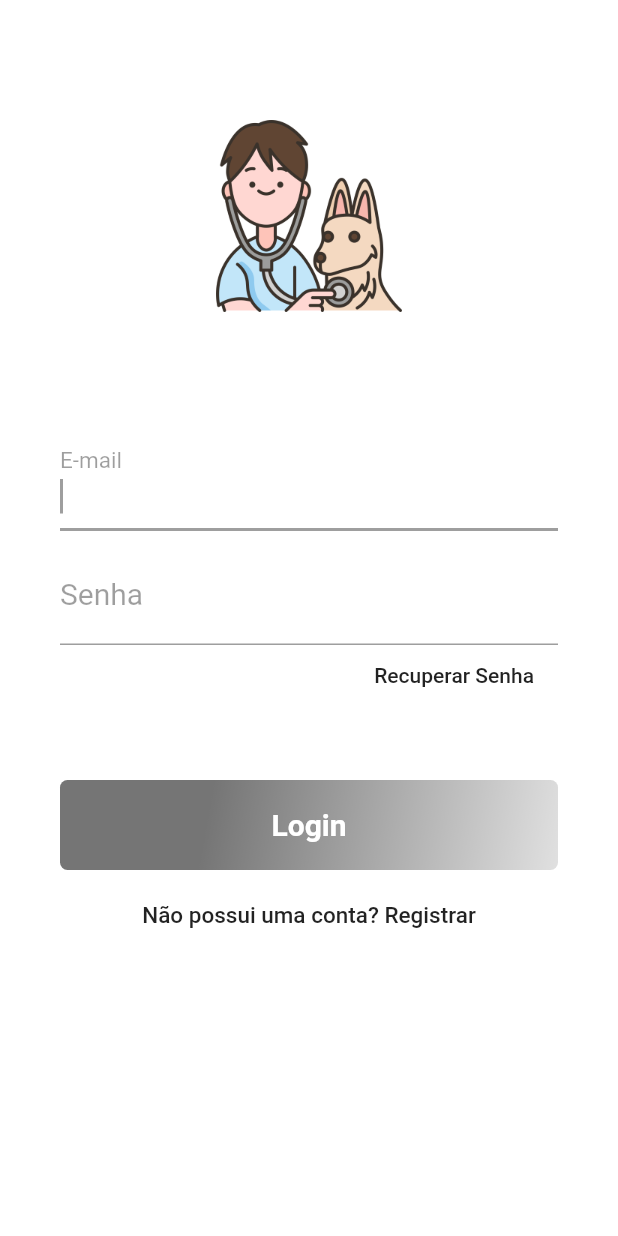
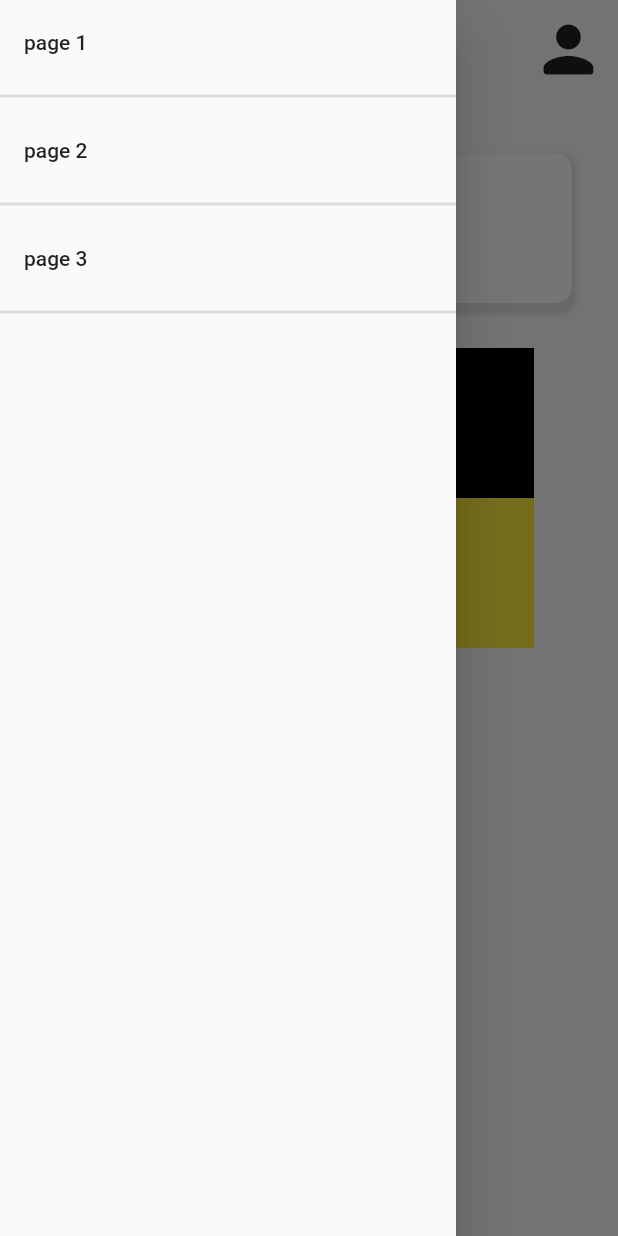
Before and after one commit to GreatWhoOne/vet-clinic-app, a Flutter app: the screen it shows after launch, with the side drawer open (before the commit the screen has no drawer), on a phone screen of 412 x 824 dp. Run offline on Flutter 3.47's test engine with Material 2 defaults, Android fonts, the phone set to English and light mode, and no system bars.

Commit message:
started to create main screen layout and added util file

```diff
--- a/vet_app/lib/main.dart
+++ b/vet_app/lib/main.dart
@@ -1,5 +1,6 @@
 import 'package:flutter/material.dart';
 import 'package:vet_app/pages/login.page.dart';
+import 'package:vet_app/pages/main.page.dart';
 
 void main() => runApp(MyApp());
 
@@ -13,7 +14,8 @@ class MyApp extends StatelessWidget {
       theme: ThemeData(
         primarySwatch: Colors.grey,
       ),
-      home: LoginPage(),
+      // home: LoginPage(),
+      home: MainPage(),
     );
   }
 }
--- /dev/null
+++ b/vet_app/lib/pages/main.page.dart
@@ -0,0 +1,113 @@
+import 'package:flutter/material.dart';
+import 'package:vet_app/utils/consts.dart';
+
+class MainPage extends StatefulWidget {
+  @override
+  _MainPageState createState() => _MainPageState();
+}
+
+class _MainPageState extends State<MainPage> {
+  // Funcoes
+  GlobalKey<ScaffoldState> _globalKey = GlobalKey<ScaffoldState>();
+
+  // render
+  @override
+  Widget build(BuildContext context) {
+    return SafeArea(
+      child: Scaffold(
+        key: _globalKey,
+        drawer: Drawer(
+          child: ListView(children: [
+            ListTile(title: Text('page 1')),
+            Divider(thickness: 2),
+            ListTile(title: Text('page 2')),
+            Divider(thickness: 2),
+            ListTile(title: Text('page 3')),
+            Divider(thickness: 2),
+          ]),
+        ),
+        body: Column(
+          children: <Widget>[
+            Row(
+              mainAxisAlignment: MainAxisAlignment.spaceBetween,
+              children: [
+                IconButton(
+                  icon: Icon(Icons.menu),
+                  iconSize: 50.0,
+                  color: Colors.black,
+                  onPressed: () {
+                    _globalKey.currentState.openDrawer();
+                  },
+                ),
+                IconButton(
+                  icon: Icon(Icons.person_rounded),
+                  iconSize: 50.0,
+                  onPressed: () {},
+                ),
+              ],
+            ),
+            Text("Olá Jenny"),
+            Container(
+              margin: const EdgeInsets.only(top: 20.0),
+              decoration: BoxDecoration(
+                color: Colors.white,
+                borderRadius: BorderRadius.circular(10),
+                boxShadow: [
+                  BoxShadow(
+                    spreadRadius: 3,
+                    blurRadius: 2,
+                    offset: Offset(0, 4),
+                    color: Colors.grey.shade300,
+                  ),
+                ],
+              ),
+              width: 350.0,
+              height: 100.0,
+            ),
+            SizedBox(
+              height: 30,
+            ),
+            Row(
+              mainAxisAlignment: MainAxisAlignment.center,
+              children: [
+                Container(
+                  decoration: BoxDecoration(
+                    color: Colors.blue,
+                  ),
+                  width: 150.0,
+                  height: 100.0,
+                ),
+                Container(
+                  decoration: BoxDecoration(
+                      // color: Colors.red,
+                      color: AppConsts.black),
+                  width: 150.0,
+                  height: 100.0,
+                )
+              ],
+            ),
+            Row(
+              mainAxisAlignment: MainAxisAlignment.center,
+              children: [
+                Container(
+                  decoration: BoxDecoration(
+                    color: Colors.green,
+                  ),
+                  width: 150.0,
+                  height: 100.0,
+                ),
+                Container(
+                  decoration: BoxDecoration(
+                    color: Colors.yellow,
+                  ),
+                  width: 150.0,
+                  height: 100.0,
+                )
+              ],
+            ),
+          ],
+        ),
+      ),
+    );
+  }
+}
--- /dev/null
+++ b/vet_app/lib/utils/consts.dart
@@ -0,0 +1,61 @@
+import 'dart:ui';
+
+import 'package:flutter/material.dart';
+
+import 'common.dart';
+
+class AppConsts {
+  static double heightSize;
+  static double widthSize;
+
+  static double heightPercentage;
+  static double widthPercentage;
+
+  static const double xdHeightSize = 667.0;
+  static const double xdWidhtSize = 375.0;
+
+  static void setHeightSize(double size) {
+    heightSize = size;
+    heightPercentage = heightSize / xdHeightSize;
+  }
+
+  static void setWidhtSize(double size) {
+    widthSize = size;
+    widthPercentage = widthSize / xdWidhtSize;
+  }
+
+  static double radiusBotton = 50;
+
+  // Back Ground Colors
+
+  static Color backgroundColor = const Color(0xff484848);
+  static Color appbarBackgroundColor = const Color(0xff484848);
+
+  // Cores básicas
+
+  static Color redBasic = const Color(0xffcf0305);
+  static Color yellowBasic = const Color(0xffffff00);
+  static Color greenBasic = const Color(0xff00ff00);
+  static Color borderColor = Colors.black26;
+  static Color black = const Color(0xff000000);
+
+  // ON/OFF
+  static Color onColor = const Color(0xff7b6cf6);
+  static Color offColor = const Color(0xff484848);
+  static Color onBottom = const Color(0xffffffdd);
+  static Color offBottom = const Color(0xffffdddd);
+  static Color onText = const Color(0xffffffff);
+  static Color offText = const Color(0xffffffdd);
+
+  static double fontSize08 = setWidth(8.0);
+  static double fontSize09 = setWidth(9.0);
+  static double fontSize10 = setWidth(10.0);
+
+  static TextStyle styleTitle = TextStyle(
+    color: AppConsts.black,
+    fontWeight: FontWeight.w600,
+    fontSize: AppConsts.fontSize10,
+  );
+
+  static double topHeight = 10.0;
+}
```
Also changed, not shown: vet_app/lib/utils/common.dart (added, +65 -0 lines), vet_app/assets/woman.png (added).
